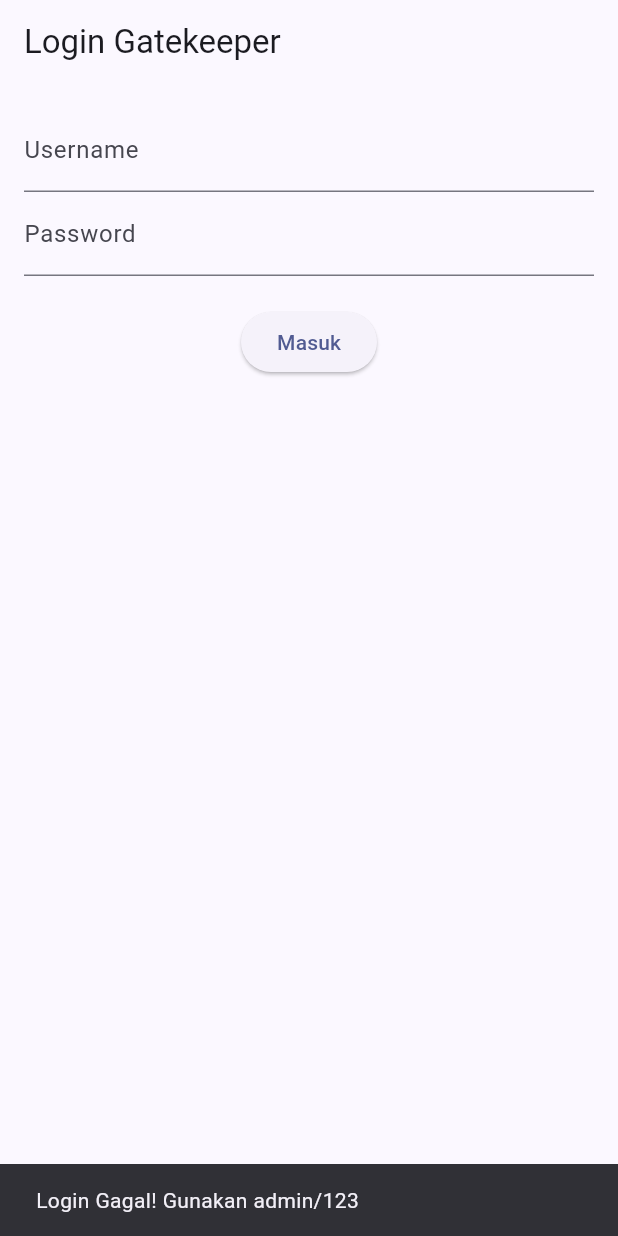
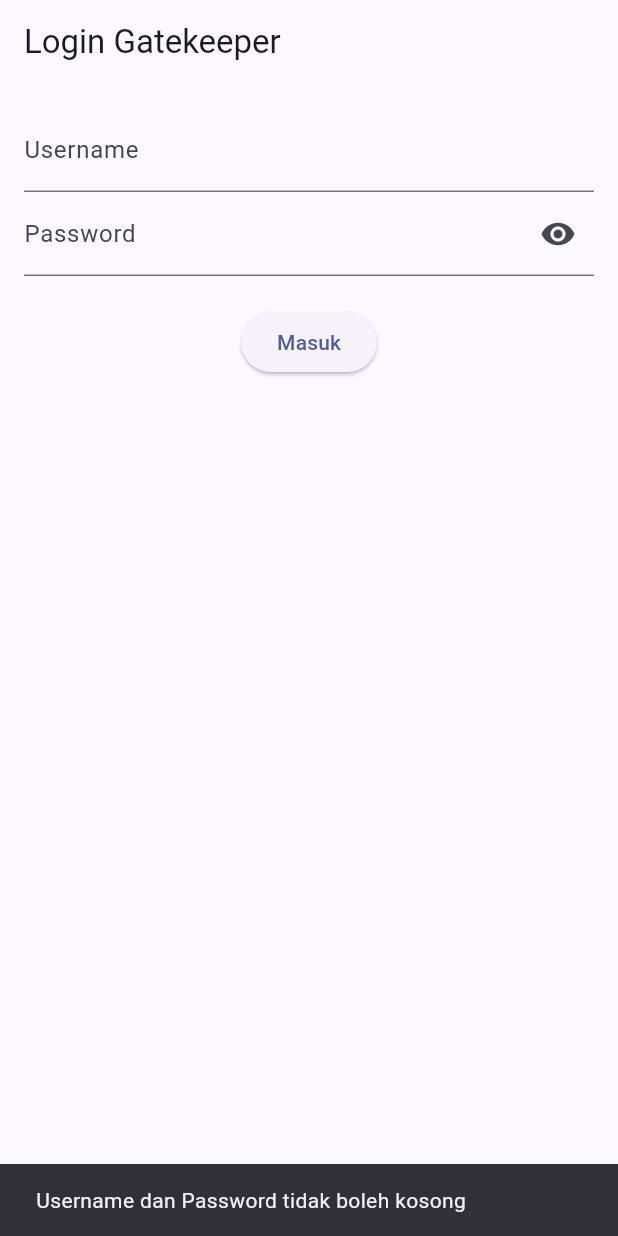
Before and after one commit to nsitizen/logbook_app_090, a Flutter app: the LoginView screen opened directly, after a tap on "Masuk", on a phone screen of 412 x 824 dp. Run offline on Flutter 3.47's test engine with Material 3 defaults, Android fonts, the phone set to English and light mode, and no system bars.

Commit message:
Task 2: The Login Portal

```diff
--- a/lib/features/auth/login_controller.dart
+++ b/lib/features/auth/login_controller.dart
@@ -1,15 +1,30 @@
 // login_controller.dart
 class LoginController {
-  // Database sederhana (Hardcoded)
-  final String _validUsername = "admin";
-  final String _validPassword = "123";
+  // Database sederhana Multiple Users
+  final Map<String, String> _users = {
+    "admin": "123",
+    "siti": "456",
+    "user": "789",
+  };
 
-  // Fungsi pengecekan (Logic-Only)
-  // Fungsi ini mengembalikan true jika cocok, false jika salah.
+  int _failedAttempts = 0;
+  final int _maxAttempts = 3;
+
+  int get failedAttempts => _failedAttempts;
+  bool get isLocked => _failedAttempts >= _maxAttempts;
+
+  void resetAttempts() {
+    _failedAttempts = 0;
+  }
+
   bool login(String username, String password) {
-    if (username == _validUsername && password == _validPassword) {
+    if (_users.containsKey(username) &&
+        _users[username] == password) {
+      _failedAttempts = 0;
       return true;
+    } else {
+      _failedAttempts++;
+      return false;
     }
-    return false;
   }
 }
--- a/lib/features/auth/login_view.dart
+++ b/lib/features/auth/login_view.dart
@@ -4,6 +4,8 @@ import 'package:flutter/material.dart';
 import 'package:logbook_app_090/features/auth/login_controller.dart';
 // Import View dari fitur lain (Logbook) untuk navigasi
 import 'package:logbook_app_090/features/logbook/counter_view.dart';
+import 'dart:async';
+
 
 class LoginView extends StatefulWidget {
   const LoginView({super.key});
@@ -12,14 +14,25 @@ class LoginView extends StatefulWidget {
 }
 
 class _LoginViewState extends State<LoginView> {
+  bool _obscurePassword = true;
+  bool _isButtonDisabled = false;
+  int _secondsRemaining = 10;
   // Inisialisasi Otak dan Controller Input
   final LoginController _controller = LoginController();
   final TextEditingController _userController = TextEditingController();
   final TextEditingController _passController = TextEditingController();
 
   void _handleLogin() {
-    String user = _userController.text;
-    String pass = _passController.text;
+    String user = _userController.text.trim();
+    String pass = _passController.text.trim();
+
+    // VALIDASI FIELD KOSONG
+    if (user.isEmpty || pass.isEmpty) {
+      ScaffoldMessenger.of(context).showSnackBar(
+        const SnackBar(content: Text("Username dan Password tidak boleh kosong")),
+      );
+      return;
+    }
 
     bool isSuccess = _controller.login(user, pass);
 
@@ -27,15 +40,48 @@ class _LoginViewState extends State<LoginView> {
       Navigator.pushReplacement(
         context,
         MaterialPageRoute(
-          // Di sini kita kirimkan variabel 'user' ke parameter 'username' di CounterView
           builder: (context) => CounterView(username: user),
         ),
       );
     } else {
-      ScaffoldMessenger.of(context).showSnackBar(
-        const SnackBar(content: Text("Login Gagal! Gunakan admin/123")),
-      );
+      if (_controller.isLocked) {
+        _startLockTimer();
+        ScaffoldMessenger.of(context).showSnackBar(
+          const SnackBar(
+            content: Text("Terlalu banyak percobaan! Tunggu 10 detik."),
+          ),
+        );
+      } else {
+        ScaffoldMessenger.of(context).showSnackBar(
+          SnackBar(
+            content: Text(
+              "Login gagal! Sisa percobaan: ${3 - _controller.failedAttempts}",
+            ),
+          ),
+        );
+      }
     }
+  }
+
+  void _startLockTimer() {
+    setState(() {
+      _isButtonDisabled = true;
+      _secondsRemaining = 10;
+    });
+
+    Timer.periodic(const Duration(seconds: 1), (timer) {
+      setState(() {
+        _secondsRemaining--;
+      });
+
+      if (_secondsRemaining == 0) {
+        timer.cancel();
+        setState(() {
+          _isButtonDisabled = false;
+          _controller.resetAttempts();
+        });
+      }
+    });
   }
 
   @override
@@ -52,11 +98,28 @@ class _LoginViewState extends State<LoginView> {
             ),
             TextField(
               controller: _passController,
-              obscureText: true, // Menyembunyikan teks password
-              decoration: const InputDecoration(labelText: "Password"),
+              obscureText: _obscurePassword,
+              decoration: InputDecoration(
+                labelText: "Password",
+                suffixIcon: IconButton(
+                  icon: Icon(
+                    _obscurePassword ? Icons.visibility : Icons.visibility_off,
+                  ),
+                  onPressed: () {
+                    setState(() {
+                      _obscurePassword = !_obscurePassword;
+                    });
+                  },
+                ),
+              ),
             ),
             const SizedBox(height: 20),
-            ElevatedButton(onPressed: _handleLogin, child: const Text("Masuk")),
+            ElevatedButton(
+              onPressed: _isButtonDisabled ? null : _handleLogin,
+              child: _isButtonDisabled
+                  ? Text("Tunggu $_secondsRemaining detik")
+                  : const Text("Masuk"),
+            ),
           ],
         ),
       ),
```
